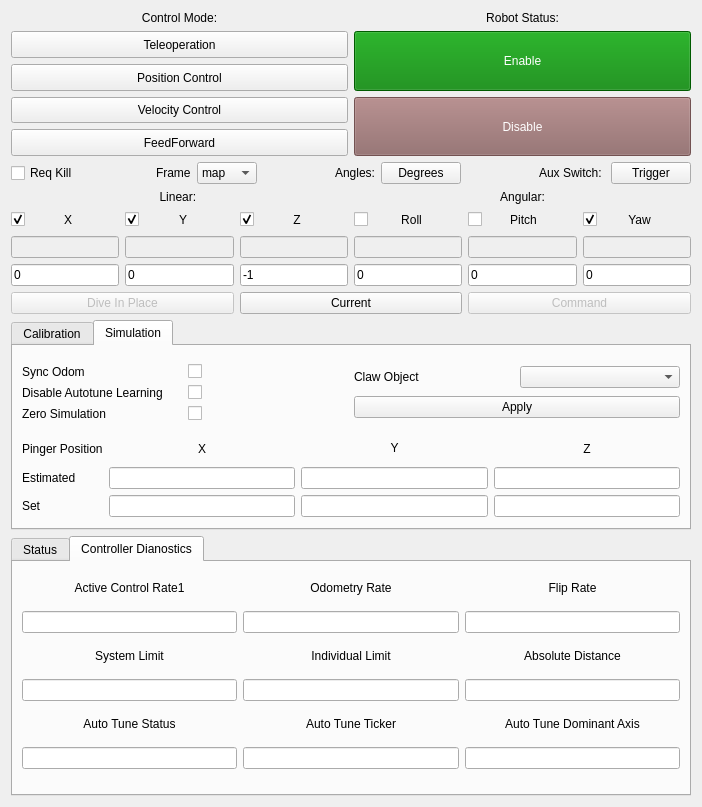
Qt form riptide_rviz/riptide_rviz/src/ControlPanel.ui (osu-uwrt/mercury_gui) before a commit.
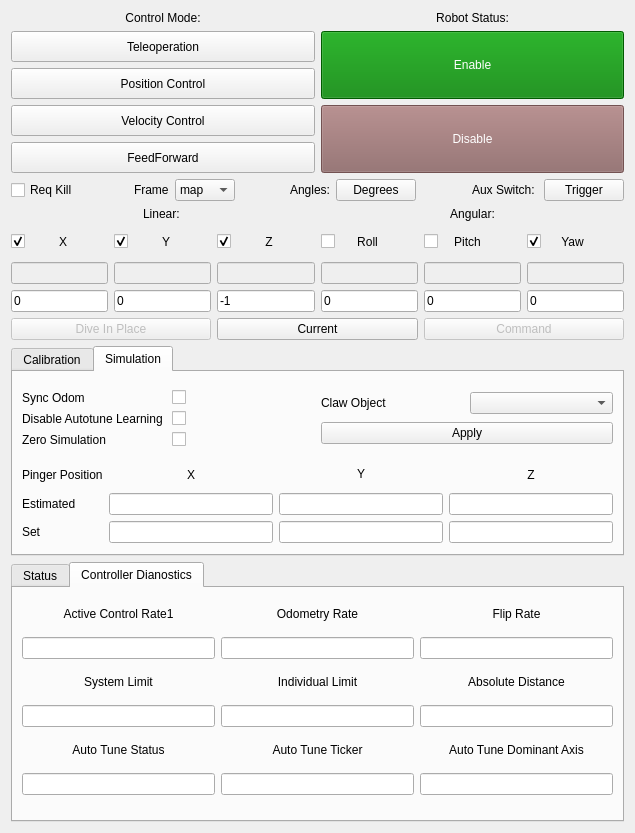
The same form after that commit.

Commit message: Allowing horizontal resizing for control panel

What changed in the file:
```diff
--- a/riptide_rviz/riptide_rviz/src/ControlPanel.ui
+++ b/riptide_rviz/riptide_rviz/src/ControlPanel.ui
@@ -9,8 +9,8 @@
    <rect>
     <x>0</x>
     <y>0</y>
-    <width>702</width>
-    <height>807</height>
+    <width>635</width>
+    <height>833</height>
    </rect>
   </property>
   <property name="sizePolicy">
@@ -35,7 +35,7 @@
    <item>
     <widget class="QScrollArea" name="scrollArea">
      <property name="sizePolicy">
-      <sizepolicy hsizetype="MinimumExpanding" vsizetype="Expanding">
+      <sizepolicy hsizetype="Expanding" vsizetype="Expanding">
        <horstretch>0</horstretch>
        <verstretch>0</verstretch>
       </sizepolicy>
@@ -44,10 +44,10 @@
       <enum>QFrame::NoFrame</enum>
      </property>
      <property name="horizontalScrollBarPolicy">
-      <enum>Qt::ScrollBarAlwaysOff</enum>
+      <enum>Qt::ScrollBarAsNeeded</enum>
      </property>
      <property name="sizeAdjustPolicy">
-      <enum>QAbstractScrollArea::AdjustToContents</enum>
+      <enum>QAbstractScrollArea::AdjustIgnored</enum>
      </property>
      <property name="widgetResizable">
       <bool>true</bool>
@@ -57,8 +57,8 @@
        <rect>
         <x>0</x>
         <y>0</y>
-        <width>668</width>
-        <height>814</height>
+        <width>617</width>
+        <height>815</height>
        </rect>
       </property>
       <layout class="QVBoxLayout" name="scrollAreaLayout" stretch="0,0,0,0">
```
